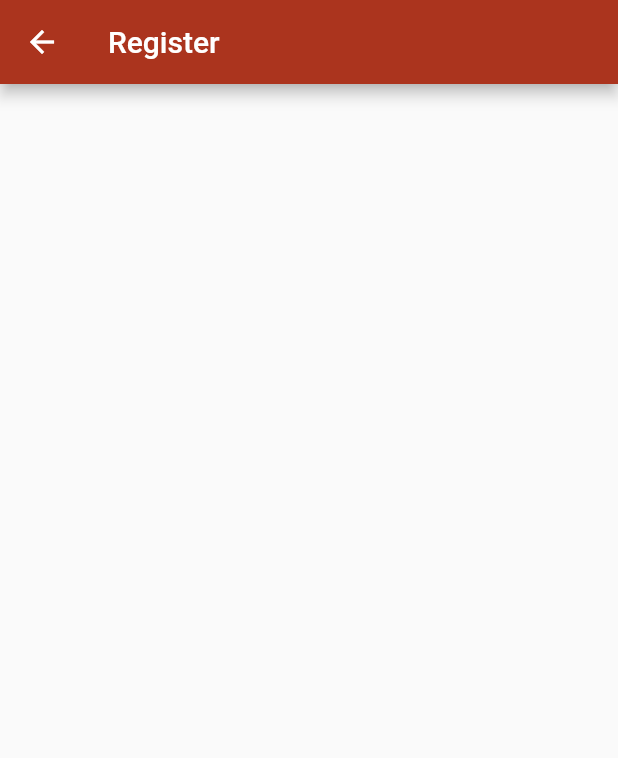
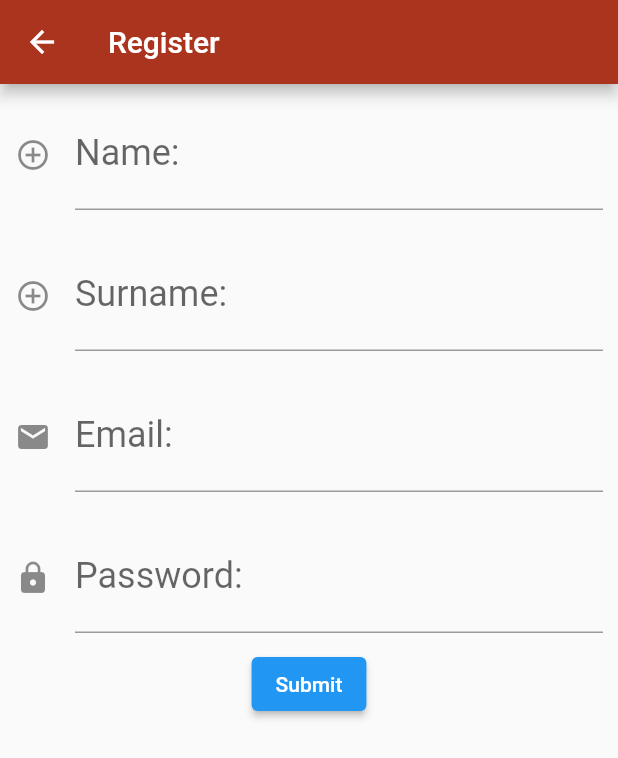
Before and after one commit to JRexXxx/Test1, a Flutter app: the Register screen opened by its route, on a phone screen of 412 x 824 dp. Shown: the top 758 px of the screen. Run offline on Flutter 3.47's test engine with Material 2 defaults, Android fonts, the phone set to English and light mode, and no system bars; network calls fail.

Commit message:
หน้าสมัค

```diff
--- a/lib/screen/register.dart
+++ b/lib/screen/register.dart
@@ -1,4 +1,5 @@
 import 'package:flutter/material.dart';
+import 'package:test/config/constant.dart';
 
 class Register extends StatefulWidget {
   const Register({Key? key}) : super(key: key);
@@ -8,12 +9,144 @@ class Register extends StatefulWidget {
 }
 
 class _RegisterState extends State<Register> {
+  var name, surname, email, password;
+  final formkey = GlobalKey<FormState>();
+
   @override
   Widget build(BuildContext context) {
-    return Scaffold(
-      appBar: AppBar(
-        title: Text("Register"),
+    return SafeArea(
+      child: Scaffold(
+        appBar: AppBar(
+          title: Text("Register"),
+        ),
+        body: Form(
+          key: formkey,
+          child: SingleChildScrollView(
+            child: Column(
+              children: [
+                txtName(),
+                txtSurname(),
+                txtEmail(),
+                txtPassword(),
+                btnSubmit(),
+              ],
+            ),
+          ),
+        ),
       ),
     );
   }
+
+  Widget txtName() {
+    return Container(
+      margin: EdgeInsets.all(10),
+      child: TextFormField(
+        style: TextStyle(
+          color: PColor,
+          fontSize: 24,
+        ),
+        decoration: InputDecoration(
+          labelText: "Name:",
+          icon: Icon(Icons.add_circle_outline_sharp),
+          hintText: "Input your name",
+        ),
+        validator: (val) {
+          if (val!.length < 6) {
+            return "กรุณากรอกข้อมูลมากกว่า 6 ตัวอักษร";
+          }
+        },
+        onSaved: (val){
+          name = val!.trim();
+        },
+      ),
+    );
+  }
+
+  Widget txtSurname() {
+    return Container(
+      margin: EdgeInsets.all(10),
+      child: TextFormField(
+        style: TextStyle(
+          color: PColor,
+          fontSize: 24,
+        ),
+        decoration: InputDecoration(
+          labelText: "Surname:",
+          icon: Icon(Icons.add_circle_outline_sharp),
+          hintText: "Input your surname",
+        ),
+        validator: (val) {
+          if(val!.isEmpty){
+            return "กรุณากรอกข้อมูล";
+          }else if(val.length < 3){
+            return "กรุณากรอกข้อมูลมากกว่า 3 ตัวอักษร";
+          }
+        },
+        onSaved: (val) {
+          surname = val!.trim();
+        },
+      ),
+    );
+  }
+
+  Widget txtEmail() {
+    return Container(
+      margin: EdgeInsets.all(10),
+      child: TextFormField(
+        style: TextStyle(
+          color: PColor,
+          fontSize: 24,
+        ),
+        decoration: InputDecoration(
+            labelText: "Email:",
+            icon: Icon(Icons.email),
+            hintText: "Input your Email"),
+        keyboardType: TextInputType.emailAddress,
+        validator: (val) {
+          if(!(val!.contains("@"))){
+            return "กรุณากรอกข้อมูลตามรูปแบบ E-mail";
+          }
+          else if(!(val.contains("."))){
+            return "กรุณากรอกข้อมูลตามรูปแบบ E-mail";
+          }
+        },
+        onSaved: (val) {
+          email = val!.trim();
+        },
+      ),
+    );
+  }
+
+  Widget txtPassword() {
+    return Container(
+      margin: EdgeInsets.all(10),
+      child: TextFormField(
+        style: TextStyle(
+          color: PColor,
+          fontSize: 24,
+        ),
+        decoration: InputDecoration(
+          labelText: "Password:",
+          icon: Icon(Icons.lock),
+          hintText: "Input your Password",
+        ),
+        obscureText: true,
+      ),
+    );
+  }
+
+  Widget btnSubmit() {
+    return ElevatedButton(
+      child: Text("Submit"),
+      onPressed: () {
+        if (formkey.currentState!.validate()){
+          formkey.currentState!.save();
+        print(name);
+        print(surname);
+        print(email);
+        }
+
+      },
+    );
+  }
 }
```
